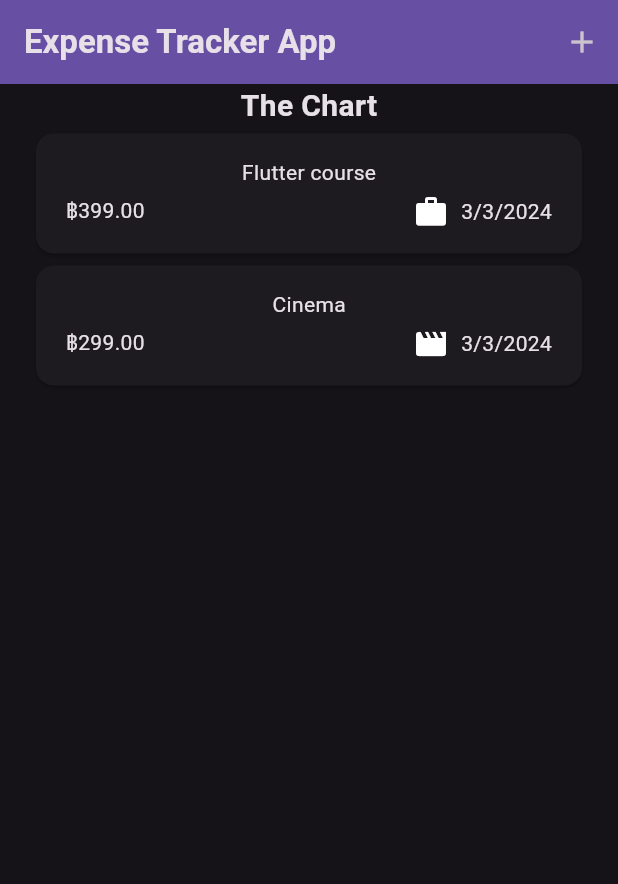
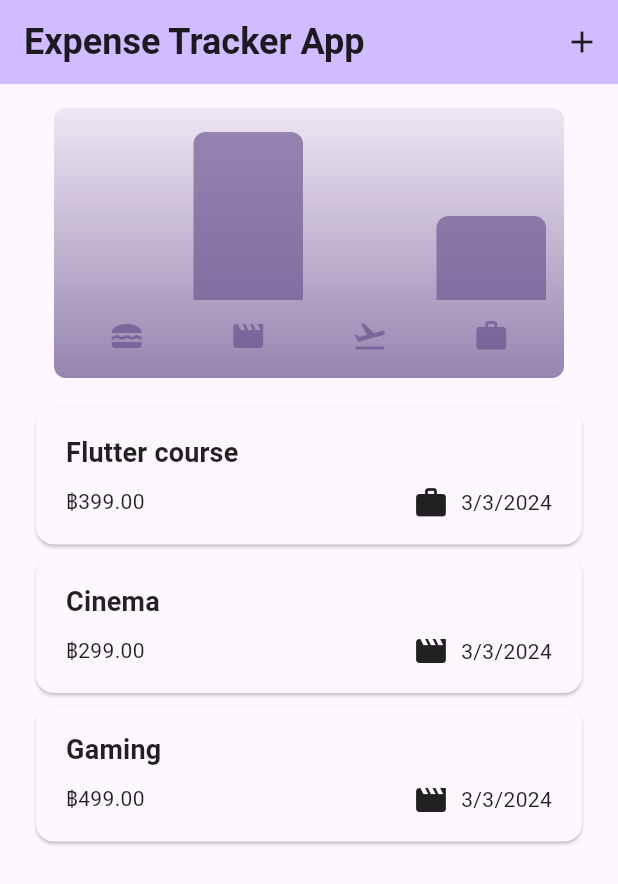
Before and after one commit to Thanatip-iceJ/flutter-expense-tracker, a Flutter app: the screen it shows after launch, on a phone screen of 412 x 824 dp. Shown: the top 884 px of the screen. Run offline on Flutter 3.47's test engine with Material 3 defaults, Android fonts, the phone set to English and light mode, and no system bars; our stand-ins replace google_fonts; Roboto replaces fonts that are missing (Prompt).

Commit message:
added theming

```diff
--- /dev/null
+++ b/lib/components/chart.dart
@@ -0,0 +1,98 @@
+import 'package:flutter/material.dart';
+
+import 'package:flutter_expense_tracker/components/chart_bar.dart';
+import 'package:flutter_expense_tracker/models/expense.dart';
+
+class Chart extends StatelessWidget {
+  const Chart({super.key, required this.expenses});
+
+  final List<Expense> expenses;
+
+  List<ExpenseBucket> get buckets {
+    return [
+      ExpenseBucket.byCategory(expenses, Category.food),
+      ExpenseBucket.byCategory(expenses, Category.leisure),
+      ExpenseBucket.byCategory(expenses, Category.travel),
+      ExpenseBucket.byCategory(expenses, Category.work),
+    ];
+  }
+
+  double get maxTotalExpense {
+    double maxTotalExpense = 0;
+
+    for (final bucket in buckets) {
+      if (bucket.totalExpenses > maxTotalExpense) {
+        maxTotalExpense = bucket.totalExpenses;
+      }
+    }
+
+    return maxTotalExpense;
+  }
+
+  @override
+  Widget build(BuildContext context) {
+    final isDarkMode =
+        MediaQuery.of(context).platformBrightness == Brightness.dark;
+    return Container(
+      margin: const EdgeInsets.all(16),
+      padding: const EdgeInsets.symmetric(
+        vertical: 16,
+        horizontal: 8,
+      ),
+      width: double.infinity,
+      height: 180,
+      decoration: BoxDecoration(
+        borderRadius: BorderRadius.circular(8),
+        gradient: LinearGradient(
+          colors: [
+            Theme.of(context).colorScheme.primary.withOpacity(0.7),
+            Theme.of(context).colorScheme.primary.withOpacity(0.1)
+          ],
+          begin: Alignment.bottomCenter,
+          end: Alignment.topCenter,
+        ),
+      ),
+      child: Column(
+        children: [
+          Expanded(
+            child: Row(
+              crossAxisAlignment: CrossAxisAlignment.end,
+              children: [
+                for (final bucket in buckets) // alternative to map()
+                  ChartBar(
+                    fill: bucket.totalExpenses == 0
+                        ? 0
+                        : bucket.totalExpenses / maxTotalExpense,
+                  )
+              ],
+            ),
+          ),
+          const SizedBox(height: 12),
+          Row(
+            children: buckets
+                .map(
+                  (bucket) => Expanded(
+                    child: Padding(
+                      padding: const EdgeInsets.symmetric(horizontal: 4),
+                      child: Icon(
+                        categoryIcons[bucket.category],
+                        color: isDarkMode
+                            ? Theme.of(context)
+                                .colorScheme
+                                .onSecondary
+                                .withOpacity(.7)
+                            : Theme.of(context)
+                                .colorScheme
+                                .primary
+                                .withOpacity(0.7),
+                      ),
+                    ),
+                  ),
+                )
+                .toList(),
+          )
+        ],
+      ),
+    );
+  }
+}
--- /dev/null
+++ b/lib/components/chart_bar.dart
@@ -0,0 +1,34 @@
+import 'package:flutter/material.dart';
+
+class ChartBar extends StatelessWidget {
+  const ChartBar({
+    super.key,
+    required this.fill,
+  });
+
+  final double fill;
+
+  @override
+  Widget build(BuildContext context) {
+    final isDarkMode =
+        MediaQuery.of(context).platformBrightness == Brightness.dark;
+    return Expanded(
+      child: Padding(
+        padding: const EdgeInsets.symmetric(horizontal: 4),
+        child: FractionallySizedBox(
+          heightFactor: fill,
+          child: DecoratedBox(
+            decoration: BoxDecoration(
+              shape: BoxShape.rectangle,
+              borderRadius:
+                  const BorderRadius.vertical(top: Radius.circular(8)),
+              color: isDarkMode
+                  ? Theme.of(context).colorScheme.onSecondary.withOpacity(.65)
+                  : Theme.of(context).colorScheme.primary.withOpacity(0.65),
+            ),
+          ),
+        ),
+      ),
+    );
+  }
+}
--- a/lib/components/expense_list.dart
+++ b/lib/components/expense_list.dart
@@ -16,6 +16,10 @@ class ExpenseList extends StatelessWidget {
         itemCount: expenses.length,
         itemBuilder: (context, index) => Dismissible(
               key: ValueKey(expenses[index]),
+              background: Container(
+                color: Theme.of(context).colorScheme.error.withOpacity(0.8),
+                margin: const EdgeInsets.symmetric(horizontal: 16),
+              ),
               onDismissed: (direction) {
                 delete(expenses[index]);
               },
--- a/lib/components/expenses_item.dart
+++ b/lib/components/expenses_item.dart
@@ -12,10 +12,14 @@ class ExpenseItem extends StatelessWidget {
       child: Padding(
         padding: const EdgeInsets.symmetric(horizontal: 20, vertical: 16),
         child: Column(
+          crossAxisAlignment: CrossAxisAlignment.start,
           children: [
-            Text(expense.title),
+            Text(
+              expense.title,
+              style: Theme.of(context).textTheme.titleMedium,
+            ),
             const SizedBox(
-              height: 4,
+              height: 8,
             ),
             Row(
               children: [
--- a/lib/main.dart
+++ b/lib/main.dart
@@ -1,12 +1,14 @@
 import 'package:flutter/material.dart';
 import 'package:flutter_expense_tracker/screens/expenses_screen.dart';
+import 'package:google_fonts/google_fonts.dart';
 
 void main() {
   runApp(const App());
 }
 
 var kColorScheme = ColorScheme.fromSeed(
-    seedColor: Colors.deepPurple, brightness: Brightness.dark);
+  seedColor: Colors.deepPurple,
+);
 
 class App extends StatefulWidget {
   const App({super.key});
@@ -19,11 +21,45 @@ class _AppState extends State<App> {
   @override
   Widget build(BuildContext context) {
     return MaterialApp(
-      theme: ThemeData(
-          colorScheme: kColorScheme,
-          useMaterial3: true,
-          appBarTheme: AppBarTheme(
-              backgroundColor: Theme.of(context).colorScheme.primary)),
+      darkTheme: ThemeData.dark(useMaterial3: true).copyWith(
+        colorScheme: kColorScheme,
+        cardTheme:
+            const CardTheme().copyWith(color: kColorScheme.inverseSurface),
+        appBarTheme: const AppBarTheme().copyWith(
+            backgroundColor: kColorScheme.primary,
+            foregroundColor: Colors.white70),
+        textTheme: ThemeData().textTheme.copyWith(
+              titleLarge:
+                  GoogleFonts.roboto(fontSize: 24, color: Colors.white70),
+              titleMedium: GoogleFonts.roboto(
+                  fontSize: 18,
+                  fontWeight: FontWeight.bold,
+                  color: Colors.white70),
+              bodyMedium: GoogleFonts.roboto(color: Colors.white70),
+            ),
+      ),
+      theme: ThemeData().copyWith(
+        colorScheme: kColorScheme,
+        appBarTheme: const AppBarTheme().copyWith(
+            backgroundColor: Theme.of(context).colorScheme.inversePrimary,
+            foregroundColor: Colors.black87),
+        textTheme: ThemeData().textTheme.copyWith(
+              titleLarge:
+                  GoogleFonts.roboto(fontSize: 24, color: Colors.black87),
+              titleMedium: GoogleFonts.roboto(
+                  fontSize: 18,
+                  fontWeight: FontWeight.bold,
+                  color: Colors.black87),
+              bodyMedium: GoogleFonts.roboto(color: Colors.black87),
+            ),
+        elevatedButtonTheme: ElevatedButtonThemeData(
+            style: ElevatedButton.styleFrom(
+                backgroundColor: kColorScheme.inversePrimary,
+                foregroundColor: kColorScheme.inverseSurface)),
+        cardTheme: const CardTheme().copyWith(
+          color: Theme.of(context).colorScheme.background,
+        ),
+      ),
       home: const ExpensesScreen(),
     );
   }
--- a/lib/models/expense.dart
+++ b/lib/models/expense.dart
@@ -32,3 +32,22 @@ class Expense {
     return formatter.format(date);
   }
 }
+
+class ExpenseBucket {
+  const ExpenseBucket({required this.category, required this.expenses});
+  ExpenseBucket.byCategory(List<Expense> allExpenses, this.category)
+      : expenses = allExpenses
+            .where((element) => element.category == category)
+            .toList();
+  //
+  final Category category;
+  final List<Expense> expenses;
+
+  double get totalExpenses {
+    double sum = 0;
+    for (var expense in expenses) {
+      sum += expense.amount;
+    }
+    return sum;
+  }
+}
--- a/lib/screens/expenses_screen.dart
+++ b/lib/screens/expenses_screen.dart
@@ -1,5 +1,6 @@
 import 'package:flutter/material.dart';
 import 'package:flutter_expense_tracker/components/add_expense_sheet.dart';
+import 'package:flutter_expense_tracker/components/chart.dart';
 import 'package:flutter_expense_tracker/components/expense_list.dart';
 import 'package:flutter_expense_tracker/models/expense.dart';
 import 'package:google_fonts/google_fonts.dart';
@@ -22,7 +23,12 @@ class _ExpensesScreenState extends State<ExpensesScreen> {
         title: "Cinema",
         amount: 299,
         category: Category.leisure,
-        date: DateTime.now())
+        date: DateTime.now()),
+    Expense(
+        title: "Gaming",
+        amount: 499,
+        category: Category.leisure,
+        date: DateTime.now()),
   ];
 
   void openAddOverlay() {
@@ -93,11 +99,7 @@ class _ExpensesScreenState extends State<ExpensesScreen> {
         padding: const EdgeInsets.symmetric(horizontal: 20),
         child: Column(
           children: [
-            Text(
-              "The Chart",
-              style:
-                  GoogleFonts.roboto(fontSize: 20, fontWeight: FontWeight.bold),
-            ),
+            Chart(expenses: registeredExpenses),
             Expanded(child: mainContent)
           ],
         ),
```
